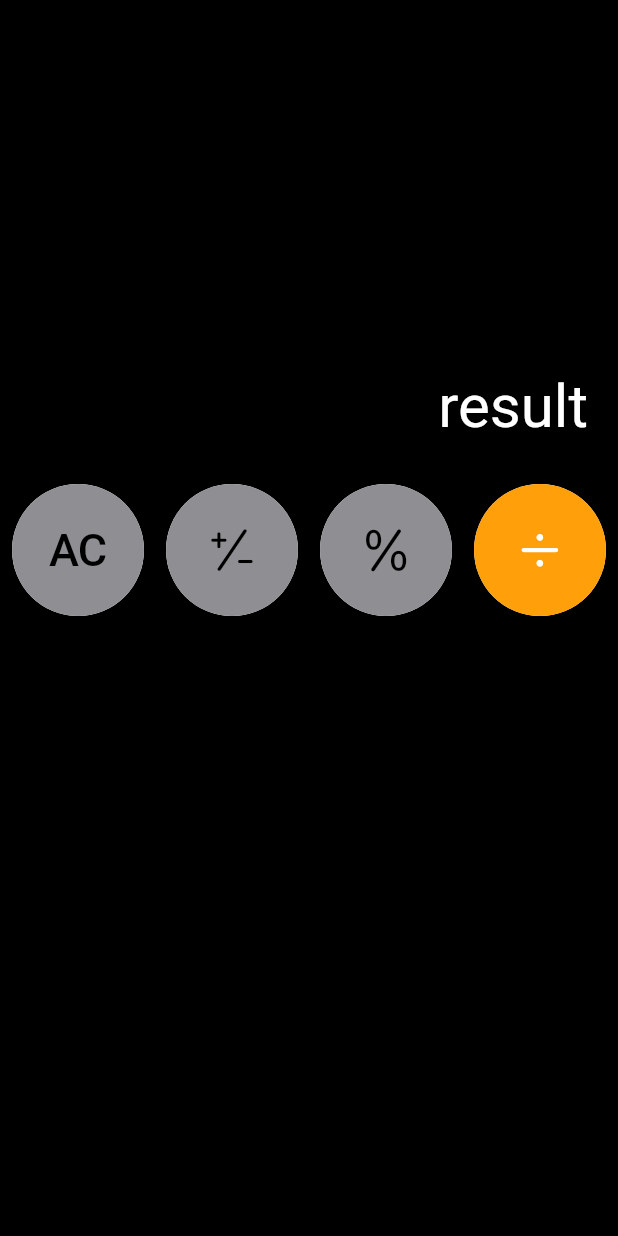
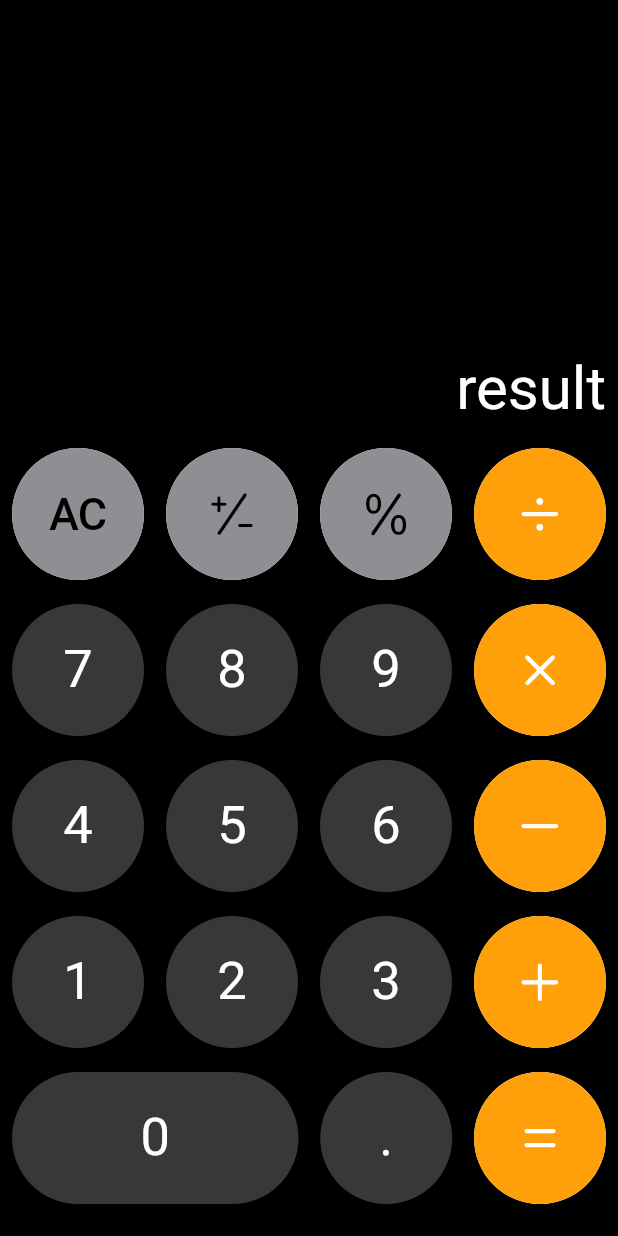
Before and after one commit to SangWook16074/my_ios_calculator, a Flutter app: the screen it shows after launch, on a phone screen of 412 x 824 dp. Run offline on Flutter 3.47's test engine with Material 2 defaults, Android fonts, the phone set to English and light mode, and no system bars; our stand-ins replace get.

Commit message:
2023년 02월 03일 오전 01:33분 작업종료
소요 작업시간 : 약 50분

1. 화면 UI 구성 93% 완성

black_btn.dart파일 내부 소스 코드 작업 완료.

2. btn color 조정

black_btn은 기존의 설정된 색상이 너무 어두워서 비슷한 색상으로 조정완료.

3. widget_size_controller 생성

기존의 함수 영역을 getX가 분리하듯, controller로 위젯의 크기를 관리하면 어떨까 하는 생각으로 생성해봄. controller가 아니어도 충분히 작업이 가능할 것으로 생각됨. 다음 작업을 통해서 다시 삭제하기로 결정.

```diff
--- a/lib/main.dart
+++ b/lib/main.dart
@@ -1,4 +1,5 @@
 import 'package:flutter/material.dart';
+import 'package:flutter_ios_calculator/src/binding/init_binding.dart';
 import 'package:flutter_ios_calculator/src/ui/home/app.dart';
 import 'package:get/get.dart';
 
@@ -16,6 +17,7 @@ class MyApp extends StatelessWidget {
       theme: ThemeData.dark(),
       title: 'Flutter Demo',
       home: const App(),
+      initialBinding: InitBinding(),
     );
   }
 }
--- /dev/null
+++ b/lib/src/binding/init_binding.dart
@@ -0,0 +1,9 @@
+import 'package:flutter_ios_calculator/src/controller/widget_size_controller.dart';
+import 'package:get/get.dart';
+
+class InitBinding extends Bindings {
+  @override
+  void dependencies() {
+    Get.put(WidgetSizeController(), permanent: true);
+  }
+}
--- /dev/null
+++ b/lib/src/controller/widget_size_controller.dart
@@ -0,0 +1,9 @@
+import 'package:flutter/cupertino.dart';
+import 'package:get/get.dart';
+
+class WidgetSizeController extends GetxController {
+  final _appBackGroundColor = CupertinoColors.black;
+  final _resultHeight = Get.size.height / 3;
+  Color get appBackGroundColor => _appBackGroundColor;
+  double get resultHeight => _resultHeight;
+}
--- a/lib/src/ui/home/app.dart
+++ b/lib/src/ui/home/app.dart
@@ -1,39 +1,50 @@
 import 'package:flutter/material.dart';
+import 'package:flutter_ios_calculator/src/controller/widget_size_controller.dart';
+import 'package:flutter_ios_calculator/src/ui/home/widget/black_btn.dart';
 import 'package:flutter_ios_calculator/src/ui/home/widget/grey_botton.dart';
 import 'package:flutter_ios_calculator/src/ui/home/widget/icon_data.dart';
 import 'package:flutter_ios_calculator/src/ui/home/widget/orange_btn.dart';
+import 'package:get/get.dart';
 
-class App extends StatefulWidget {
+// 작성일 : 2023년 01월 29일 오전 12:00 작성자 : 한상욱
+// 최종수정일 : 2023년 02월 03일 오전 수정자 : 한상욱
+
+// 앱 화면 UI 클래스
+
+class App extends StatelessWidget {
   const App({super.key});
 
   @override
-  State<App> createState() => _AppState();
-}
-
-class _AppState extends State<App> {
-  @override
   Widget build(BuildContext context) {
     return Scaffold(
-      backgroundColor: Colors.black,
+      backgroundColor: Get.find<WidgetSizeController>().appBackGroundColor,
       body: Column(
         children: [
           _result(),
-          _buttonsRow1(),
-          _buttonsRow2(),
-          _buttonsRow3(),
-          _buttonsRow4(),
-          _buttonsRow5(),
+          _buttons(),
         ],
       ),
+    );
+  }
+
+  Widget _buttons() {
+    return Column(
+      children: [
+        _buttonsRow1(),
+        _buttonsRow2(),
+        _buttonsRow3(),
+        _buttonsRow4(),
+        _buttonsRow5(),
+      ],
     );
   }
 
   // 계산기 화면을 나타내는 위젯
   Widget _result() {
     return Padding(
-      padding: const EdgeInsets.all(20.0),
+      padding: const EdgeInsets.all(8.0),
       child: Container(
-        height: MediaQuery.of(context).size.height / 3,
+        height: Get.find<WidgetSizeController>().resultHeight,
         alignment: Alignment.bottomRight,
         child: Text(
           'result',
@@ -67,23 +78,66 @@ class _AppState extends State<App> {
     return Padding(
       padding: const EdgeInsets.all(8.0),
       child: Row(
-        children: [],
+        mainAxisAlignment: MainAxisAlignment.spaceBetween,
+        crossAxisAlignment: CrossAxisAlignment.center,
+        children: [
+          BlackBtn(type: BlackBtnType.SEVEN),
+          BlackBtn(type: BlackBtnType.EIGHT),
+          BlackBtn(type: BlackBtnType.NINE),
+          OrangeBtn(icon: BtnIconType.multiply),
+        ],
       ),
     );
   }
 
   // 버튼 세번째 줄
   Widget _buttonsRow3() {
-    return Container();
+    return Padding(
+      padding: const EdgeInsets.all(8.0),
+      child: Row(
+        mainAxisAlignment: MainAxisAlignment.spaceBetween,
+        crossAxisAlignment: CrossAxisAlignment.center,
+        children: [
+          BlackBtn(type: BlackBtnType.FOUR),
+          BlackBtn(type: BlackBtnType.FIVE),
+          BlackBtn(type: BlackBtnType.SIX),
+          OrangeBtn(icon: BtnIconType.minus),
+        ],
+      ),
+    );
   }
 
   // 버튼 네번째 줄
   Widget _buttonsRow4() {
-    return Container();
+    return Padding(
+      padding: const EdgeInsets.all(8.0),
+      child: Row(
+        mainAxisAlignment: MainAxisAlignment.spaceBetween,
+        crossAxisAlignment: CrossAxisAlignment.center,
+        children: [
+          BlackBtn(type: BlackBtnType.ONE),
+          BlackBtn(type: BlackBtnType.TWO),
+          BlackBtn(type: BlackBtnType.THREE),
+          OrangeBtn(icon: BtnIconType.plus),
+        ],
+      ),
+    );
+    ;
   }
 
   // 버튼 다섯번째 줄
   Widget _buttonsRow5() {
-    return Container();
+    return Padding(
+      padding: const EdgeInsets.all(8.0),
+      child: Row(
+        mainAxisAlignment: MainAxisAlignment.spaceBetween,
+        crossAxisAlignment: CrossAxisAlignment.center,
+        children: [
+          BlackBtn(type: BlackBtnType.ZERO),
+          BlackBtn(type: BlackBtnType.DOT),
+          OrangeBtn(icon: BtnIconType.equal),
+        ],
+      ),
+    );
   }
 }
--- a/lib/src/ui/home/widget/basic_btn.dart
+++ b/lib/src/ui/home/widget/basic_btn.dart
@@ -1,32 +1,54 @@
-// 2023 - 02 - 01 오전 1:14 작성자 : 한상욱
+// 작성일 : 2023 - 02 - 01 오전 1:14 작성자 : 한상욱
+// 수정일 : 2023년 02월 03일 오전 1:25 수정자 : 한상욱
+
+// 최근 수정 내용 : 기존의 버튼을 제외하고 0을 위한 버튼을 구현하기 위해서
+// 새로운 enum 클래스 BtnShape를 생성해서 switch case를 이용해 특정 상황일 경우
+// flatButton이 등장하게 코드 수정
+
 // 기본 버튼 클래스
 // 모든 버튼들의 기본이 되는 틀 역할
 // 중복되는 소스를 방지하면서 클린 아키텍처를 도와줌.
 import 'package:flutter/cupertino.dart';
 import 'package:get/get.dart';
 
-class BasicBtn extends StatefulWidget {
+enum BtnShape { CIRCLE, FLAT }
+
+class BasicBtn extends StatelessWidget {
+  final BtnShape? shape;
   final Color color;
   final Widget child;
-  const BasicBtn({super.key, required this.child, required this.color});
-
-  @override
-  State<BasicBtn> createState() => _BasicBtnState();
-}
-
-class _BasicBtnState extends State<BasicBtn> {
-  final double _btnLength = Get.size.width / 4 - 15;
+  const BasicBtn(
+      {super.key,
+      required this.child,
+      required this.color,
+      this.shape = BtnShape.CIRCLE});
 
   @override
   Widget build(BuildContext context) {
+    switch (shape) {
+      case BtnShape.CIRCLE:
+        final double _btnLength = Get.size.width / 4 - 15;
+        return _btn(_btnLength, _btnLength);
+
+      case BtnShape.FLAT:
+        final double _btnHeight = Get.size.width / 4 - 15;
+        final double _btnWidth = 2 * _btnHeight + 15;
+        return _btn(_btnHeight, _btnWidth);
+    }
+    return Container();
+  }
+
+  // 기존의 body는 높이와 너비를 요구하는 위젯 클래스로 재생성
+  Widget _btn(double height, double width) {
+    final double _btnLength = Get.size.width / 4 - 15;
     return SizedBox(
-      width: _btnLength,
-      height: _btnLength,
+      width: width,
+      height: height,
       child: CupertinoButton(
-        color: widget.color,
+        color: color,
         padding: const EdgeInsets.all(8.0),
         borderRadius: BorderRadius.circular(100),
-        child: widget.child,
+        child: child,
         onPressed: () {},
       ),
     );
--- a/lib/src/ui/home/widget/black_btn.dart
+++ b/lib/src/ui/home/widget/black_btn.dart
@@ -55,7 +55,7 @@ class BlackBtn extends StatelessWidget {
         return _numberBtn('9');
 
       case BlackBtnType.ZERO:
-        return _numberBtn('0');
+        return _zeroBtn('0');
 
       case BlackBtnType.DOT:
         return _numberBtn('.');
@@ -66,11 +66,19 @@ class BlackBtn extends StatelessWidget {
     return BasicBtn(child: _numberText(number), color: BtnColor.black);
   }
 
+  Widget _zeroBtn(String number) {
+    return BasicBtn(
+      color: BtnColor.black,
+      child: _numberText(number),
+      shape: BtnShape.FLAT,
+    );
+  }
+
   Widget _numberText(String number) {
     return Text(
       number,
       style: TextStyle(
-        fontSize: 25,
+        fontSize: 35,
         color: CupertinoColors.white,
       ),
     );
--- a/lib/src/ui/home/widget/btn_color.dart
+++ b/lib/src/ui/home/widget/btn_color.dart
@@ -1,7 +1,12 @@
+// 생성일 : 2023년 02월 02일 오전 01:30 작성자 : 한상욱
+// 최종수정일 : 2023년 02월 03일 오전 01:00 수정자 : 한상욱
+
+// 검정, 주황, 밝은 회색 버튼의 색을 담당하는 클래스
+
 import 'package:flutter/cupertino.dart';
 
 class BtnColor {
   static Color get orange => CupertinoColors.systemOrange;
   static Color get silver => CupertinoColors.systemGrey;
-  static Color get black => Color.fromARGB(61, 0, 0, 0);
+  static Color get black => Color.fromARGB(255, 56, 56, 56);
 }
--- a/lib/src/ui/home/widget/icon_data.dart
+++ b/lib/src/ui/home/widget/icon_data.dart
@@ -41,7 +41,7 @@ class BtnIconType {
         color: _orangeBtnColor,
       );
   static Icon get equal => Icon(
-        CupertinoIcons.plus,
+        CupertinoIcons.equal,
         size: _iconSize,
         color: _orangeBtnColor,
       );
```
